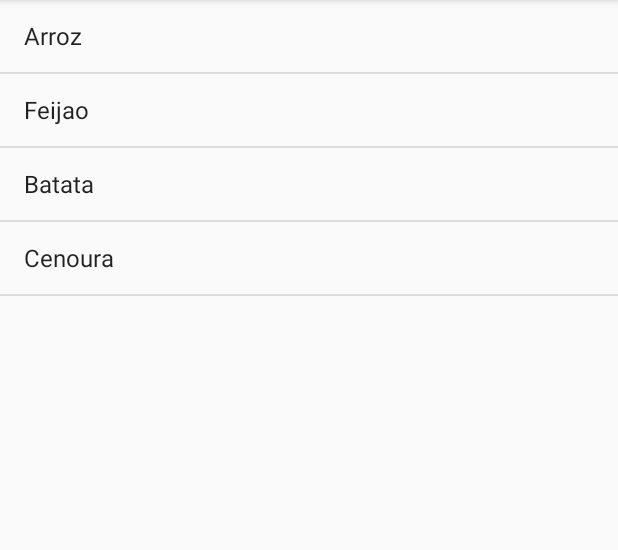
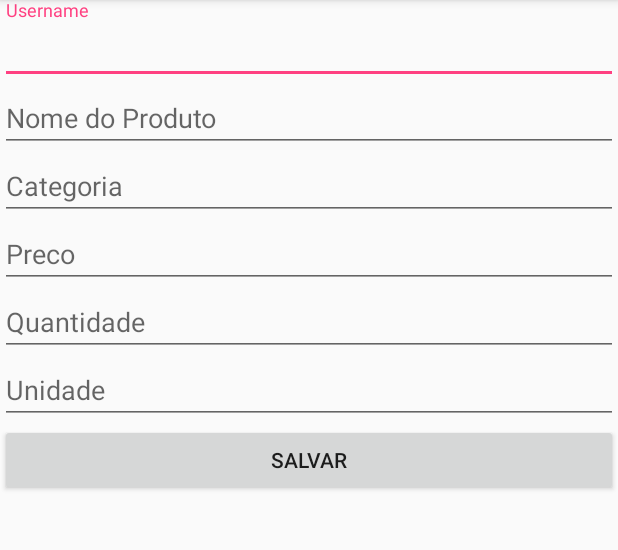
Before and after one commit to arturbr4/comprasMobile, an Android app: the screen it shows after launch (ListaCompras before the commit, IncluirProduto after it), on a phone screen of 412 x 824 dp, the part 84-634 px from its top. Run offline under Robolectric (Android 15) with nearby library versions, the phone set to English and light mode, and no system bars.

Commit message:
Pagina de Inclusao

```diff
--- a/app/build.gradle
+++ b/app/build.gradle
@@ -21,6 +21,7 @@ android {
 dependencies {
     implementation fileTree(dir: 'libs', include: ['*.jar'])
     implementation 'com.android.support:appcompat-v7:27.1.1'
+    implementation 'com.android.support:design:27.1.1'
     implementation 'com.android.support.constraint:constraint-layout:1.1.0'
     testImplementation 'junit:junit:4.12'
     androidTestImplementation 'com.android.support.test:runner:1.0.2'
--- a/app/src/main/AndroidManifest.xml
+++ b/app/src/main/AndroidManifest.xml
@@ -10,6 +10,10 @@
         android:supportsRtl="true"
         android:theme="@style/AppTheme">
         <activity android:name=".ListaCompras">
+
+        </activity>
+
+        <activity android:name=".IncluirProduto">
             <intent-filter>
                 <action android:name="android.intent.action.MAIN" />
 
--- /dev/null
+++ b/app/src/main/java/br/com/mercados/compras/IncluirProduto.java
@@ -0,0 +1,13 @@
+package br.com.mercados.compras;
+
+import android.support.v7.app.AppCompatActivity;
+import android.os.Bundle;
+
+public class IncluirProduto extends AppCompatActivity {
+
+    @Override
+    protected void onCreate(Bundle savedInstanceState) {
+        super.onCreate(savedInstanceState);
+        setContentView(R.layout.activity_incluir_produto);
+    }
+}
--- /dev/null
+++ b/app/src/main/res/layout/activity_incluir_produto.xml
@@ -0,0 +1,51 @@
+<?xml version="1.0" encoding="utf-8"?>
+<LinearLayout xmlns:android="http://schemas.android.com/apk/res/android"
+    android:layout_width="match_parent"
+    android:layout_height="match_parent"
+    android:orientation="vertical">
+
+    <android.support.design.widget.TextInputLayout
+        android:id="@+id/usernameWrapper"
+        android:layout_width="match_parent"
+        android:layout_height="wrap_content">
+
+        <EditText
+            android:id="@+id/username"
+            android:layout_width="match_parent"
+            android:layout_height="wrap_content"
+            android:inputType="textEmailAddress"
+            android:hint="Username"/>
+
+    </android.support.design.widget.TextInputLayout>
+
+    <EditText
+        android:layout_width="match_parent"
+        android:layout_height="wrap_content"
+        android:hint="Nome do Produto"/>
+
+    <EditText
+        android:layout_width="match_parent"
+        android:layout_height="wrap_content"
+        android:hint="Categoria"/>
+
+    <EditText
+        android:layout_width="match_parent"
+        android:layout_height="wrap_content"
+        android:hint="Preco"/>
+
+    <EditText
+        android:layout_width="match_parent"
+        android:layout_height="wrap_content"
+        android:hint="Quantidade"/>
+
+    <android.support.design.widget.TextInputEditText
+        android:layout_width="match_parent"
+        android:layout_height="wrap_content"
+        android:hint="Unidade"/>
+
+    <Button
+        android:layout_width="match_parent"
+        android:layout_height="wrap_content"
+        android:text="Salvar"/>
+
+</LinearLayout>
--- a/app/src/main/res/layout/activity_lista_compras.xml
+++ b/app/src/main/res/layout/activity_lista_compras.xml
@@ -1,11 +1,11 @@
 <?xml version="1.0" encoding="utf-8"?>
 <LinearLayout xmlns:android="http://schemas.android.com/apk/res/android"
-    xmlns:app="http://schemas.android.com/apk/res-auto"
-    xmlns:tools="http://schemas.android.com/tools"
+    android:orientation="vertical"
     android:layout_width="match_parent"
-    android:layout_height="match_parent"
-    tools:context=".ListaCompras">
+    android:layout_height="match_parent">
 
     <ListView android:layout_width="match_parent" android:layout_height="match_parent" android:id="@+id/lista_compras" />
 
+
+
 </LinearLayout>
```
